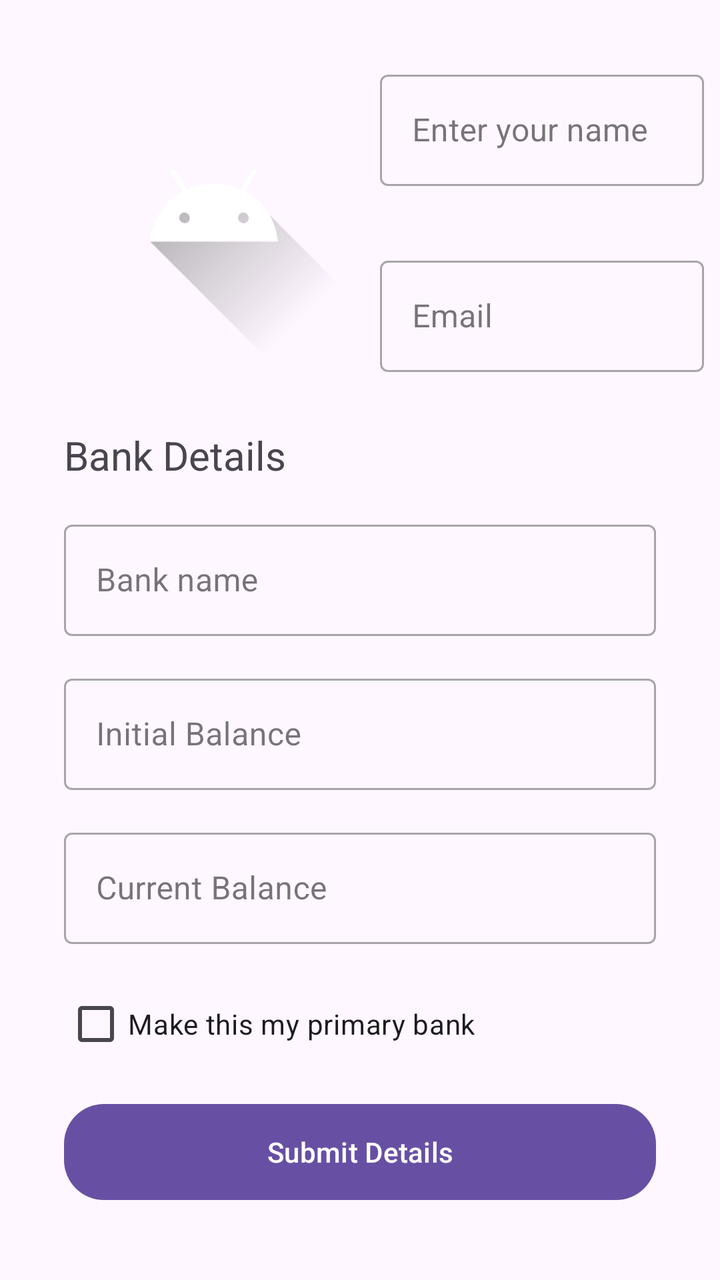
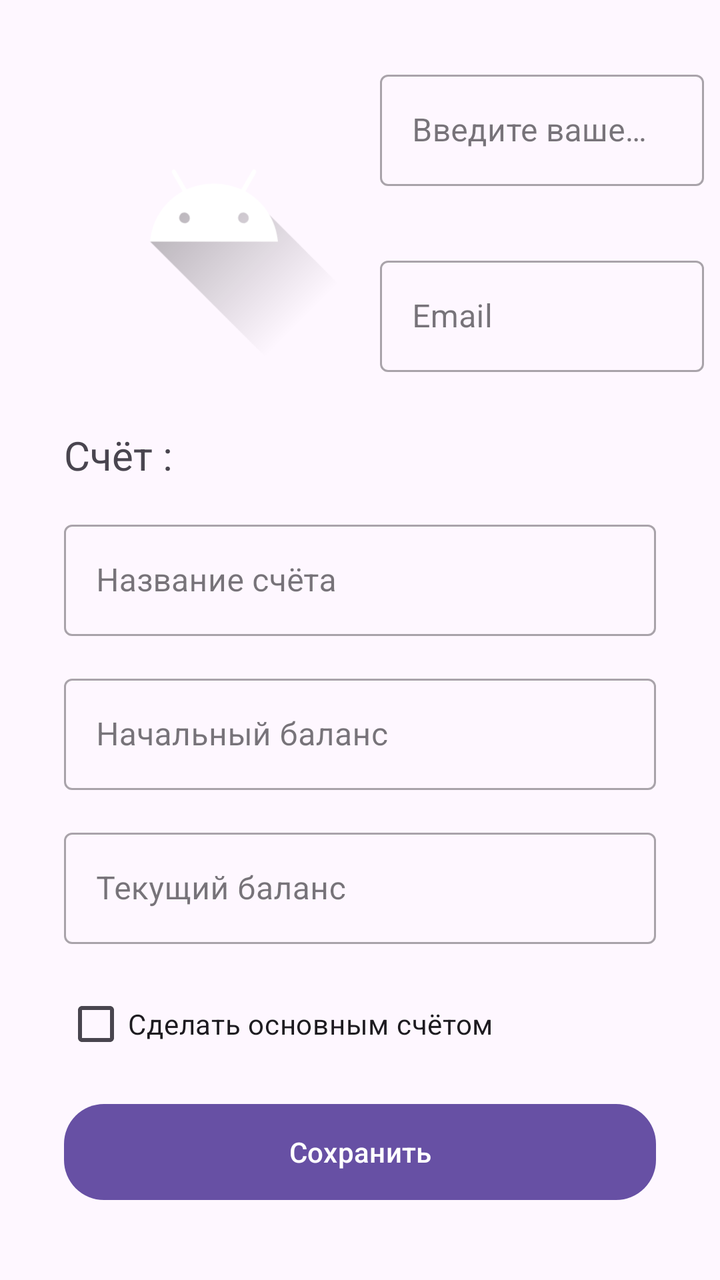

Screens rendered from an Android XML layout before and after an edit, with the pre-edit source and the edit as a unified diff.
<!-- AndroidManifest.xml: application theme Theme.BudgetCalendar -->
<!-- res/layout/fragment_profile.xml -->
<?xml version="1.0" encoding="utf-8"?>
<androidx.constraintlayout.widget.ConstraintLayout xmlns:android="http://schemas.android.com/apk/res/android"
    xmlns:app="http://schemas.android.com/apk/res-auto"
    xmlns:tools="http://schemas.android.com/tools"
    android:id="@+id/profileConstrain"
    android:layout_width="match_parent"
    android:layout_height="match_parent">

    <ImageView
        android:id="@+id/profileImage"
        android:layout_width="150dp"
        android:layout_height="150dp"
        android:layout_marginStart="32dp"
        android:layout_marginTop="32dp"
        android:src="@drawable/ic_launcher_foreground"
        app:layout_constraintStart_toStartOf="parent"
        app:layout_constraintTop_toTopOf="parent" />

    <com.google.android.material.textfield.TextInputLayout
        android:id="@+id/nameLayout"
        style="@style/Widget.MaterialComponents.TextInputLayout.OutlinedBox"
        android:layout_width="0dp"
        android:layout_height="wrap_content"
        android:layout_marginStart="8dp"
        android:layout_marginTop="32dp"
        android:layout_marginEnd="8dp"
        android:hint="Enter your name"
        app:layout_constraintEnd_toEndOf="parent"
        app:layout_constraintStart_toEndOf="@+id/profileImage"
        app:layout_constraintTop_toTopOf="parent">

        <com.google.android.material.textfield.TextInputEditText
            android:id="@+id/profileName"
            android:layout_width="match_parent"
            android:layout_height="wrap_content" />

    </com.google.android.material.textfield.TextInputLayout>


    <com.google.android.material.textfield.TextInputLayout
        android:id="@+id/emailLayout"
        style="@style/Widget.MaterialComponents.TextInputLayout.OutlinedBox"
        android:layout_width="0dp"
        android:layout_height="wrap_content"
        android:layout_marginStart="8dp"
        android:layout_marginTop="32dp"
        android:layout_marginEnd="8dp"
        android:hint="Email"
        app:layout_constraintEnd_toEndOf="parent"
        app:layout_constraintStart_toEndOf="@+id/profileImage"
        app:layout_constraintTop_toBottomOf="@+id/nameLayout">

        <com.google.android.material.textfield.TextInputEditText
            android:id="@+id/profileEmail"
            android:layout_width="match_parent"
            android:layout_height="wrap_content" />
    </com.google.android.material.textfield.TextInputLayout>


    <TextView
        android:id="@+id/textView4"
        android:layout_width="wrap_content"
        android:layout_height="wrap_content"
        android:layout_marginStart="32dp"
        android:layout_marginTop="32dp"
        android:text="Bank Details"
        android:textSize="20dp"
        app:layout_constraintStart_toStartOf="parent"
        app:layout_constraintTop_toBottomOf="@+id/profileImage" />

    <com.google.android.material.textfield.TextInputLayout
        android:id="@+id/bankLayout"
        style="@style/Widget.MaterialComponents.TextInputLayout.OutlinedBox"
        android:layout_width="match_parent"
        android:layout_height="wrap_content"
        android:layout_marginStart="32dp"
        android:layout_marginTop="16dp"
        android:layout_marginEnd="32dp"
        android:hint="Bank name"
        app:layout_constraintEnd_toEndOf="parent"
        app:layout_constraintStart_toStartOf="parent"
        app:layout_constraintTop_toBottomOf="@+id/textView4" >

        <com.google.android.material.textfield.TextInputEditText
            android:id="@+id/inputBankName"
            android:layout_width="match_parent"
            android:layout_height="wrap_content"
            />
    </com.google.android.material.textfield.TextInputLayout>

    <com.google.android.material.textfield.TextInputLayout
        android:id="@+id/initialBalanceLayout"
        style="@style/Widget.MaterialComponents.TextInputLayout.OutlinedBox"
        android:layout_width="match_parent"
        android:layout_height="wrap_content"
        android:layout_marginStart="32dp"
        android:layout_marginTop="16dp"
        android:layout_marginEnd="32dp"
        android:hint="Initial Balance"
        app:layout_constraintEnd_toEndOf="parent"
        app:layout_constraintStart_toStartOf="parent"
        app:layout_constraintTop_toBottomOf="@+id/bankLayout">


        <com.google.android.material.textfield.TextInputEditText
            android:id="@+id/inputInitialBalance"
            android:layout_width="match_parent"
            android:layout_height="wrap_content"
            />
    </com.google.android.material.textfield.TextInputLayout>

    <com.google.android.material.textfield.TextInputLayout
        android:id="@+id/balanceLayout"
        style="@style/Widget.MaterialComponents.TextInputLayout.OutlinedBox"
        android:layout_width="match_parent"
        android:layout_height="wrap_content"
        android:layout_marginStart="32dp"
        android:layout_marginTop="16dp"
        android:layout_marginEnd="32dp"
        android:hint="Current Balance"
        app:layout_constraintEnd_toEndOf="parent"
        app:layout_constraintStart_toStartOf="parent"
        app:layout_constraintTop_toBottomOf="@+id/initialBalanceLayout">


        <com.google.android.material.textfield.TextInputEditText
            android:id="@+id/inputCurrentBalance"
            android:layout_width="match_parent"
            android:layout_height="wrap_content"
            />
    </com.google.android.material.textfield.TextInputLayout>

    <com.google.android.material.checkbox.MaterialCheckBox
        android:id="@+id/materialCheckBox"
        android:layout_width="wrap_content"
        android:layout_height="wrap_content"
        android:layout_marginStart="32dp"
        android:layout_marginTop="16dp"
        android:text="Make this my primary bank"
        app:layout_constraintStart_toStartOf="parent"
        app:layout_constraintTop_toBottomOf="@+id/balanceLayout" />

    <Button
        android:id="@+id/submitProfile"
        android:layout_width="match_parent"
        android:layout_height="wrap_content"
        android:layout_marginStart="32dp"
        android:layout_marginTop="16dp"
        android:layout_marginEnd="32dp"
        android:background="@drawable/btn_back"
        android:text="Submit Details"
        android:textColor="@color/white"
        app:layout_constraintEnd_toEndOf="parent"
        app:layout_constraintStart_toStartOf="parent"
        app:layout_constraintTop_toBottomOf="@+id/materialCheckBox" />

    <Button
        android:visibility="gone"
        android:id="@+id/updateCurrentBalance"
        android:layout_width="match_parent"
        android:layout_height="wrap_content"
        android:layout_marginStart="32dp"
        android:layout_marginTop="16dp"
        android:layout_marginEnd="32dp"
        android:background="@drawable/btn_back"
        android:text="Update Current Balance"
        android:textColor="@color/white"
        app:layout_constraintEnd_toEndOf="parent"
        app:layout_constraintStart_toStartOf="parent"
        app:layout_constraintTop_toBottomOf="@+id/submitProfile" />


</androidx.constraintlayout.widget.ConstraintLayout>
<!-- resources referenced by this layout -->
<resources>
  <color name="white">#FFFFFFFF</color>
  <!-- drawable btn_back (drawable) -->
  <?xml version="1.0" encoding="utf-8"?>
      <shape xmlns:android="http://schemas.android.com/apk/res/android"
          android:shape="rectangle">
          <solid
              android:color="@color/primary"/>
          <corners
              android:radius="20dp"/>
      </shape>
  <!-- drawable ic_launcher_foreground (drawable) -->
  <vector xmlns:android="http://schemas.android.com/apk/res/android"
      xmlns:aapt="http://schemas.android.com/aapt"
      android:width="108dp"
      android:height="108dp"
      android:viewportWidth="108"
      android:viewportHeight="108">
      <path android:pathData="M31,63.928c0,0 6.4,-11 12.1,-13.1c7.2,-2.6 26,-1.4 26,-1.4l38.1,38.1L107,108.928l-32,-1L31,63.928z">
          <aapt:attr name="android:fillColor">
              <gradient
                  android:endX="85.84757"
                  android:endY="92.4963"
                  android:startX="42.9492"
                  android:startY="49.59793"
                  android:type="linear">
                  <item
                      android:color="#44000000"
                      android:offset="0.0" />
                  <item
                      android:color="#00000000"
                      android:offset="1.0" />
              </gradient>
          </aapt:attr>
      </path>
      <path
          android:fillColor="#FFFFFF"
          android:fillType="nonZero"
          android:pathData="M65.3,45.828l3.8,-6.6c0.2,-0.4 0.1,-0.9 -0.3,-1.1c-0.4,-0.2 -0.9,-0.1 -1.1,0.3l-3.9,6.7c-6.3,-2.8 -13.4,-2.8 -19.7,0l-3.9,-6.7c-0.2,-0.4 -0.7,-0.5 -1.1,-0.3C38.8,38.328 38.7,38.828 38.9,39.228l3.8,6.6C36.2,49.428 31.7,56.028 31,63.928h46C76.3,56.028 71.8,49.428 65.3,45.828zM43.4,57.328c-0.8,0 -1.5,-0.5 -1.8,-1.2c-0.3,-0.7 -0.1,-1.5 0.4,-2.1c0.5,-0.5 1.4,-0.7 2.1,-0.4c0.7,0.3 1.2,1 1.2,1.8C45.3,56.528 44.5,57.328 43.4,57.328L43.4,57.328zM64.6,57.328c-0.8,0 -1.5,-0.5 -1.8,-1.2s-0.1,-1.5 0.4,-2.1c0.5,-0.5 1.4,-0.7 2.1,-0.4c0.7,0.3 1.2,1 1.2,1.8C66.5,56.528 65.6,57.328 64.6,57.328L64.6,57.328z"
          android:strokeWidth="1"
          android:strokeColor="#00000000" />
  </vector>
  <style name="Theme.BudgetCalendar" parent="Base.Theme.BudgetCalendar" />
  <color name="primary">#D45DF5</color>
  <style name="Base.Theme.BudgetCalendar" parent="Theme.Material3.DayNight">
          
          
      </style>
</resources>

<!-- the commit's change to res/layout/fragment_profile.xml (unified diff, before → after) -->
@@ -24,7 +24,7 @@
         android:layout_marginStart="8dp"
         android:layout_marginTop="32dp"
         android:layout_marginEnd="8dp"
-        android:hint="Enter your name"
+        android:hint="Введите ваше имя"
         app:layout_constraintEnd_toEndOf="parent"
         app:layout_constraintStart_toEndOf="@+id/profileImage"
         app:layout_constraintTop_toTopOf="parent">
@@ -63,7 +63,7 @@
         android:layout_height="wrap_content"
         android:layout_marginStart="32dp"
         android:layout_marginTop="32dp"
-        android:text="Bank Details"
+        android:text="Счёт :"
         android:textSize="20dp"
         app:layout_constraintStart_toStartOf="parent"
         app:layout_constraintTop_toBottomOf="@+id/profileImage" />
@@ -76,7 +76,7 @@
         android:layout_marginStart="32dp"
         android:layout_marginTop="16dp"
         android:layout_marginEnd="32dp"
-        android:hint="Bank name"
+        android:hint="Название счёта"
         app:layout_constraintEnd_toEndOf="parent"
         app:layout_constraintStart_toStartOf="parent"
         app:layout_constraintTop_toBottomOf="@+id/textView4" >
@@ -96,7 +96,7 @@
         android:layout_marginStart="32dp"
         android:layout_marginTop="16dp"
         android:layout_marginEnd="32dp"
-        android:hint="Initial Balance"
+        android:hint="Начальный баланс"
         app:layout_constraintEnd_toEndOf="parent"
         app:layout_constraintStart_toStartOf="parent"
         app:layout_constraintTop_toBottomOf="@+id/bankLayout">
@@ -117,7 +117,7 @@
         android:layout_marginStart="32dp"
         android:layout_marginTop="16dp"
         android:layout_marginEnd="32dp"
-        android:hint="Current Balance"
+        android:hint="Текущий баланс"
         app:layout_constraintEnd_toEndOf="parent"
         app:layout_constraintStart_toStartOf="parent"
         app:layout_constraintTop_toBottomOf="@+id/initialBalanceLayout">
@@ -126,8 +126,7 @@
         <com.google.android.material.textfield.TextInputEditText
             android:id="@+id/inputCurrentBalance"
             android:layout_width="match_parent"
-            android:layout_height="wrap_content"
-            />
+            android:layout_height="wrap_content" />
     </com.google.android.material.textfield.TextInputLayout>
 
     <com.google.android.material.checkbox.MaterialCheckBox
@@ -136,7 +135,7 @@
         android:layout_height="wrap_content"
         android:layout_marginStart="32dp"
         android:layout_marginTop="16dp"
-        android:text="Make this my primary bank"
+        android:text="Сделать основным счётом"
         app:layout_constraintStart_toStartOf="parent"
         app:layout_constraintTop_toBottomOf="@+id/balanceLayout" />
 
@@ -148,7 +147,7 @@
         android:layout_marginTop="16dp"
         android:layout_marginEnd="32dp"
         android:background="@drawable/btn_back"
-        android:text="Submit Details"
+        android:text="Сохранить"
         android:textColor="@color/white"
         app:layout_constraintEnd_toEndOf="parent"
         app:layout_constraintStart_toStartOf="parent"
